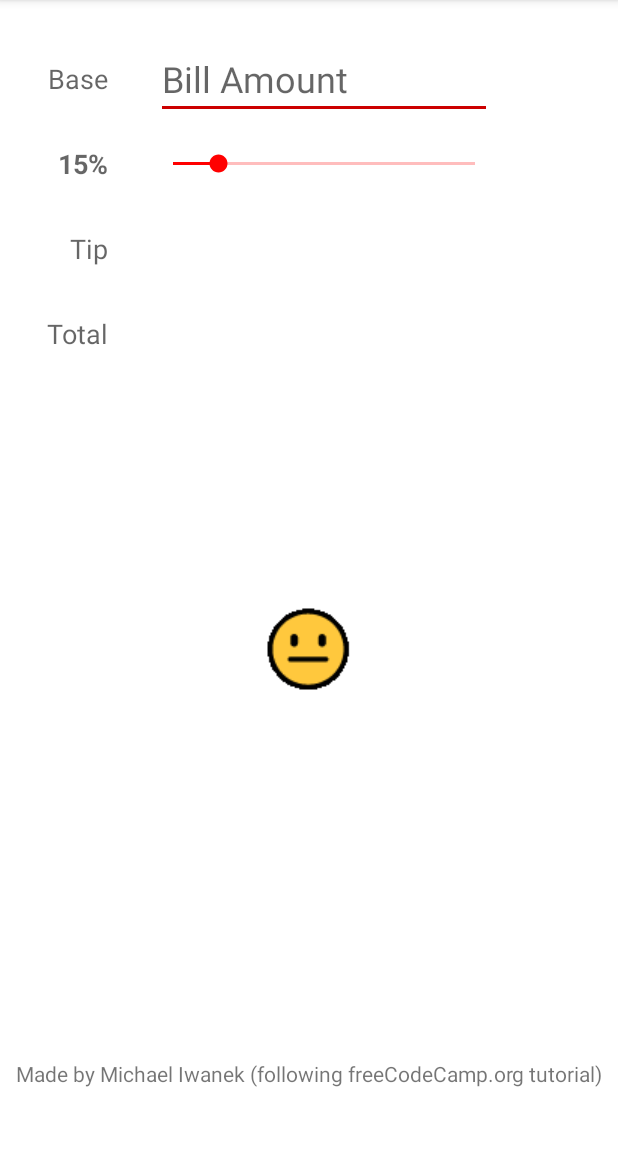
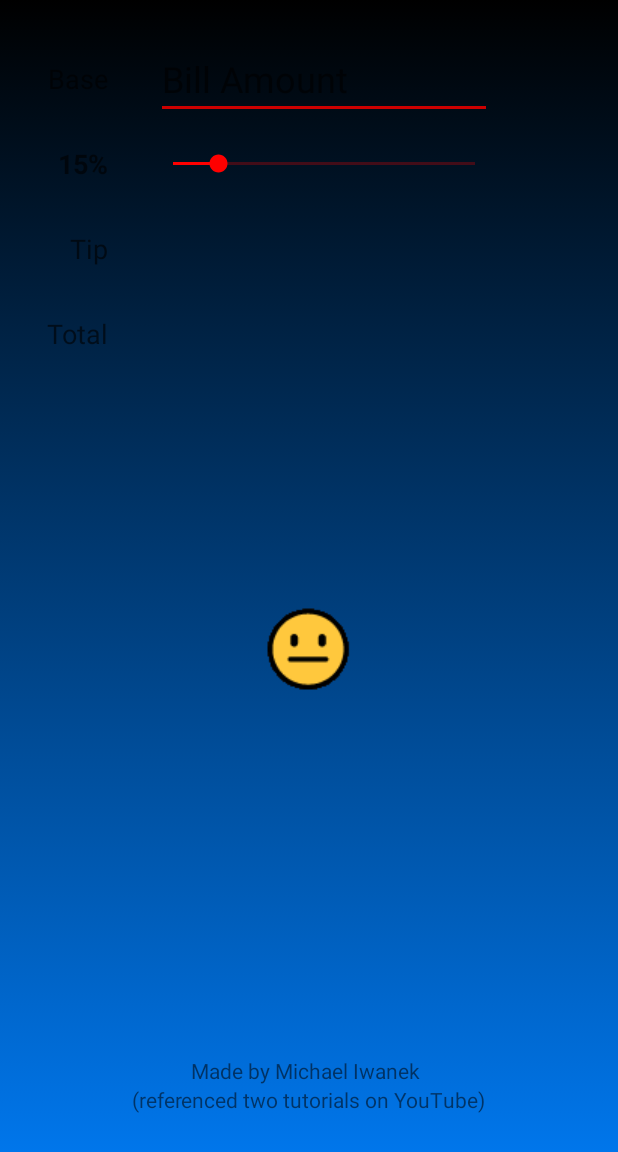
Before and after one commit to Mike11199/The-Big-Tipper, an Android app: the first screen one second after launch (MainActivity), on a phone screen of 412 x 824 dp, the part 84-1236 px from its top. Run offline under Robolectric (Android 15) with nearby library versions, the light colour scheme and no system bars.

Commit message:
Referenced "practical coding"'s video of how to make an animated background in android studio.
Added background_1.xml and background_2.xml XML.  Added gradient_list.xml.

Added section in MainActivity.kt to run animation in the OnCreated section.  YouTube tutorial was in Java so had to be slightly changed to work in Kotlin.

```diff
--- a/app/src/main/java/com/example/thebigtipper/MainActivity.kt
+++ b/app/src/main/java/com/example/thebigtipper/MainActivity.kt
@@ -2,15 +2,18 @@
 
 import android.graphics.Color
 import android.graphics.PorterDuff
+import android.graphics.drawable.AnimationDrawable
 import androidx.appcompat.app.AppCompatActivity
 import android.os.Bundle
 import android.text.Editable
 import android.text.TextWatcher
 import android.util.Log
+import android.view.animation.Animation
 import android.widget.EditText
 import android.widget.ImageView
 import android.widget.SeekBar
 import android.widget.TextView
+import androidx.constraintlayout.widget.ConstraintLayout
 
 //When you have tagging, the tag should be the name of the class name
 private const val TAG = "MainActivity"
@@ -40,12 +43,26 @@
         Tip_Seek_Bar.progress= INITIAL_TIP_PERCENT
         Percent_Label.text = "$INITIAL_TIP_PERCENT%"
 
-        Tip_Seek_Bar.getProgressDrawable().setColorFilter(Color.RED, PorterDuff.Mode.SRC_IN);
-        Tip_Seek_Bar.getThumb().setColorFilter(Color.RED, PorterDuff.Mode.SRC_IN);
+        Tip_Seek_Bar.getProgressDrawable().setColorFilter(Color.RED, PorterDuff.Mode.SRC_IN)
+        Tip_Seek_Bar.getThumb().setColorFilter(Color.RED, PorterDuff.Mode.SRC_IN)
+
+
+//        This takes the main layout defined in activity main and runs an animation.
+//        Followed animated background tutorial here from practical coding in Java and then wrote down in Kotlin
+
+        val ConstraintLayout: ConstraintLayout = findViewById(R.id.mainLayout)
+        val AnimationDrawable: AnimationDrawable= ConstraintLayout.background as AnimationDrawable
+        AnimationDrawable.setEnterFadeDuration(2500)
+        AnimationDrawable.setExitFadeDuration(5000)
+        AnimationDrawable.start()
 
 
 
-//        add a listener here. An event listener is a procedure or function in a computer program that waits for an event to occur.
+
+//        This sections adds a listener here. An event listener is a procedure or function in a computer program that waits for an event to occur.
+//        This does a task when the seekbar changes
+
+
         Tip_Seek_Bar.setOnSeekBarChangeListener(object:SeekBar.OnSeekBarChangeListener
         {
             override fun onProgressChanged(seekBar: SeekBar?, progress: Int, fromUser: Boolean) {
@@ -53,7 +70,7 @@
                 Percent_Label.text= "$progress%"
                 computeTipAndTotal()
                 Update_Mood()
-//                Every time progress is changed on the seekbar you print out the current value shown in logcat
+//                Every time the progress is changed on the seekbar, you print out the current value shown in the logcat pane
             }
 
             override fun onStartTrackingTouch(p0: SeekBar?) {}
--- /dev/null
+++ b/app/src/main/res/drawable/background_1.xml
@@ -0,0 +1,14 @@
+<?xml version="1.0" encoding="utf-8"?>
+<selector xmlns:android="http://schemas.android.com/apk/res/android">
+    <item>
+        <shape>
+            <gradient
+                android:angle="20"
+                android:startColor="#000000"
+                android:endColor="#0076EB">
+
+
+            </gradient>
+        </shape>
+    </item>
+</selector>
--- /dev/null
+++ b/app/src/main/res/drawable/background_2.xml
@@ -0,0 +1,14 @@
+<?xml version="1.0" encoding="utf-8"?>
+<selector xmlns:android="http://schemas.android.com/apk/res/android">
+    <item>
+        <shape>
+            <gradient
+                android:angle="315"
+                android:startColor="#1d3557"
+                android:endColor="#e639">
+
+
+        </gradient>
+    </shape>
+</item>
+</selector>
--- /dev/null
+++ b/app/src/main/res/drawable/gradient_list.xml
@@ -0,0 +1,11 @@
+<?xml version="1.0" encoding="utf-8"?>
+<animation-list xmlns:android="http://schemas.android.com/apk/res/android">
+    <item
+        android:drawable="@drawable/background_1"
+        android:duration="5000"/>
+
+    <item
+        android:drawable="@drawable/background_2"
+        android:duration="5000"/>
+
+</animation-list>
--- a/app/src/main/res/layout/activity_main.xml
+++ b/app/src/main/res/layout/activity_main.xml
@@ -4,7 +4,13 @@
     xmlns:tools="http://schemas.android.com/tools"
     android:layout_width="match_parent"
     android:layout_height="match_parent"
-    tools:context=".MainActivity">
+    tools:context=".MainActivity"
+    android:background="@drawable/gradient_list"
+    android:id="@+id/mainLayout"
+    >
+    <!--    These two tags android background and android id set the background as the gradient list from res drawable-->
+
+
 
 
     <!--    views on the left side-->
@@ -100,11 +106,22 @@
     <TextView
         android:id="@+id/tvFooter"
         android:layout_width="wrap_content"
-        android:layout_height="30dp"
-        android:layout_marginBottom="32dp"
-        android:text="Made by Michael Iwanek (following freeCodeCamp.org tutorial)"
+        android:layout_height="wrap_content"
+        android:text="Made by Michael Iwanek "
+        app:layout_constraintBottom_toTopOf="@+id/tvFooter2"
+        app:layout_constraintEnd_toEndOf="parent"
+        app:layout_constraintHorizontal_bias="0.498"
+        app:layout_constraintStart_toStartOf="parent" />
+
+    <TextView
+        android:id="@+id/tvFooter2"
+        android:layout_width="wrap_content"
+        android:layout_height="wrap_content"
+        android:layout_marginBottom="25dp"
+        android:text="(referenced two tutorials on YouTube)"
         app:layout_constraintBottom_toBottomOf="parent"
         app:layout_constraintEnd_toEndOf="parent"
+        app:layout_constraintHorizontal_bias="0.498"
         app:layout_constraintStart_toStartOf="parent" />
 
     <ImageView
```
